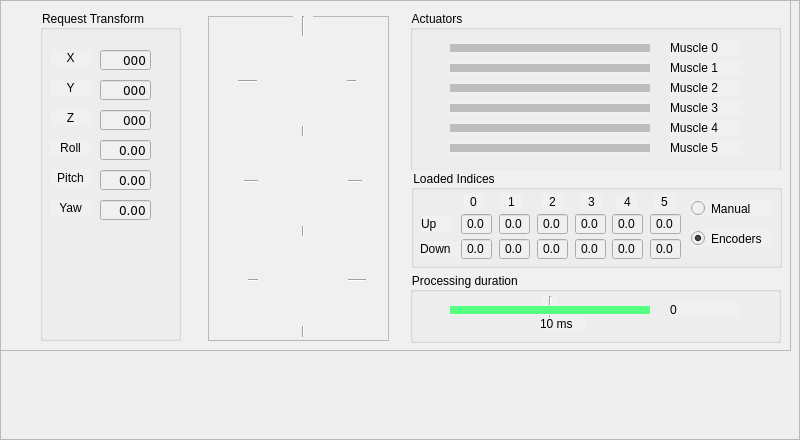
This is output_gui.ui in michaelmargolis/MdxMotionPlatformV3 as Qt 5 draws it before an edit. The edited form follows.
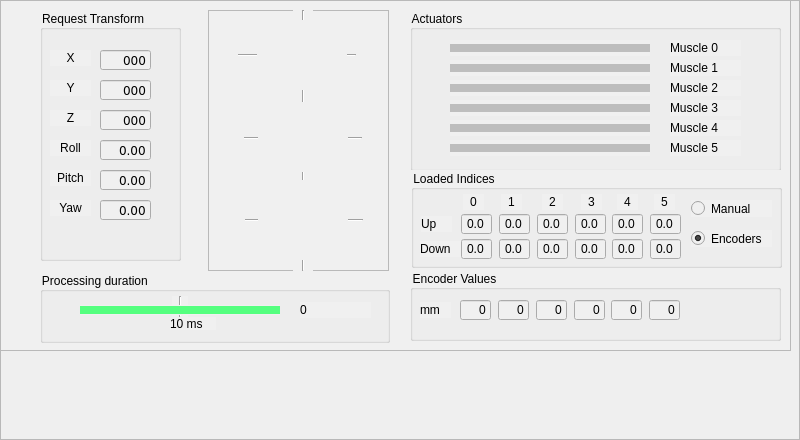
This is the edited form. Icons and pictures are not drawn.

Commit message: Replaced serial encoder connection with socket, created encoder serial to socket gateway Updated echo functionality to use sockets instead of serial, created echo test client Added connection methods to client api

Diff of the .ui file:
```diff
--- a/output_gui.ui
+++ b/output_gui.ui
@@ -269,7 +269,7 @@
       <x>40</x>
       <y>10</y>
       <width>141</width>
-      <height>331</height>
+      <height>251</height>
      </rect>
     </property>
     <property name="title">
@@ -501,9 +501,9 @@
    <widget class="QGroupBox" name="gb_processing_dur">
     <property name="geometry">
      <rect>
-      <x>410</x>
+      <x>40</x>
       <y>272</y>
-      <width>371</width>
+      <width>350</width>
       <height>71</height>
      </rect>
     </property>
@@ -935,9 +935,9 @@
     <property name="geometry">
      <rect>
       <x>208</x>
-      <y>16</y>
+      <y>10</y>
       <width>181</width>
-      <height>325</height>
+      <height>261</height>
      </rect>
     </property>
     <property name="frameShape">
@@ -950,7 +950,7 @@
      <property name="geometry">
       <rect>
        <x>30</x>
-       <y>64</y>
+       <y>44</y>
        <width>118</width>
        <height>3</height>
       </rect>
@@ -965,7 +965,7 @@
        <x>85</x>
        <y>0</y>
        <width>20</width>
-       <height>321</height>
+       <height>261</height>
       </rect>
      </property>
      <property name="orientation">
@@ -976,7 +976,7 @@
      <property name="geometry">
       <rect>
        <x>36</x>
-       <y>164</y>
+       <y>127</y>
        <width>118</width>
        <height>3</height>
       </rect>
@@ -988,8 +988,8 @@
     <widget class="Line" name="line_13">
      <property name="geometry">
       <rect>
-       <x>40</x>
-       <y>263</y>
+       <x>37</x>
+       <y>209</y>
        <width>118</width>
        <height>3</height>
       </rect>
@@ -1002,9 +1002,9 @@
      <property name="geometry">
       <rect>
        <x>49</x>
-       <y>20</y>
+       <y>10</y>
        <width>90</width>
-       <height>90</height>
+       <height>70</height>
       </rect>
      </property>
      <property name="text">
@@ -1022,9 +1022,9 @@
     <property name="geometry">
      <rect>
       <x>258</x>
-      <y>236</y>
+      <y>180</y>
       <width>90</width>
-      <height>90</height>
+      <height>80</height>
      </rect>
     </property>
     <property name="text">
@@ -1041,9 +1041,9 @@
     <property name="geometry">
      <rect>
       <x>258</x>
-      <y>136</y>
+      <y>102</y>
       <width>90</width>
-      <height>90</height>
+      <height>70</height>
      </rect>
     </property>
     <property name="text">
@@ -1056,6 +1056,128 @@
      <set>Qt::AlignCenter</set>
     </property>
    </widget>
+   <widget class="QGroupBox" name="bg_load_indices_2">
+    <property name="geometry">
+     <rect>
+      <x>410</x>
+      <y>270</y>
+      <width>371</width>
+      <height>71</height>
+     </rect>
+    </property>
+    <property name="title">
+     <string>Encoder Values</string>
+    </property>
+    <widget class="QLineEdit" name="txt_enc_0">
+     <property name="geometry">
+      <rect>
+       <x>50</x>
+       <y>30</y>
+       <width>31</width>
+       <height>20</height>
+      </rect>
+     </property>
+     <property name="text">
+      <string>0</string>
+     </property>
+     <property name="alignment">
+      <set>Qt::AlignRight|Qt::AlignTrailing|Qt::AlignVCenter</set>
+     </property>
+    </widget>
+    <widget class="QLineEdit" name="txt_enc_1">
+     <property name="geometry">
+      <rect>
+       <x>88</x>
+       <y>30</y>
+       <width>31</width>
+       <height>20</height>
+      </rect>
+     </property>
+     <property name="text">
+      <string>0</string>
+     </property>
+     <property name="alignment">
+      <set>Qt::AlignRight|Qt::AlignTrailing|Qt::AlignVCenter</set>
+     </property>
+    </widget>
+    <widget class="QLineEdit" name="txt_enc_2">
+     <property name="geometry">
+      <rect>
+       <x>126</x>
+       <y>30</y>
+       <width>31</width>
+       <height>20</height>
+      </rect>
+     </property>
+     <property name="text">
+      <string>0</string>
+     </property>
+     <property name="alignment">
+      <set>Qt::AlignRight|Qt::AlignTrailing|Qt::AlignVCenter</set>
+     </property>
+    </widget>
+    <widget class="QLineEdit" name="txt_enc_3">
+     <property name="geometry">
+      <rect>
+       <x>164</x>
+       <y>30</y>
+       <width>31</width>
+       <height>20</height>
+      </rect>
+     </property>
+     <property name="text">
+      <string>0</string>
+     </property>
+     <property name="alignment">
+      <set>Qt::AlignRight|Qt::AlignTrailing|Qt::AlignVCenter</set>
+     </property>
+    </widget>
+    <widget class="QLineEdit" name="txt_enc_4">
+     <property name="geometry">
+      <rect>
+       <x>201</x>
+       <y>30</y>
+       <width>31</width>
+       <height>20</height>
+      </rect>
+     </property>
+     <property name="text">
+      <string>0</string>
+     </property>
+     <property name="alignment">
+      <set>Qt::AlignRight|Qt::AlignTrailing|Qt::AlignVCenter</set>
+     </property>
+    </widget>
+    <widget class="QLineEdit" name="txt_enc_5">
+     <property name="geometry">
+      <rect>
+       <x>239</x>
+       <y>30</y>
+       <width>31</width>
+       <height>20</height>
+      </rect>
+     </property>
+     <property name="text">
+      <string>0</string>
+     </property>
+     <property name="alignment">
+      <set>Qt::AlignRight|Qt::AlignTrailing|Qt::AlignVCenter</set>
+     </property>
+    </widget>
+    <widget class="QLabel" name="label_24">
+     <property name="geometry">
+      <rect>
+       <x>10</x>
+       <y>32</y>
+       <width>31</width>
+       <height>16</height>
+      </rect>
+     </property>
+     <property name="text">
+      <string>mm</string>
+     </property>
+    </widget>
+   </widget>
   </widget>
  </widget>
  <resources/>
```
The commit also changes 14 other files.
